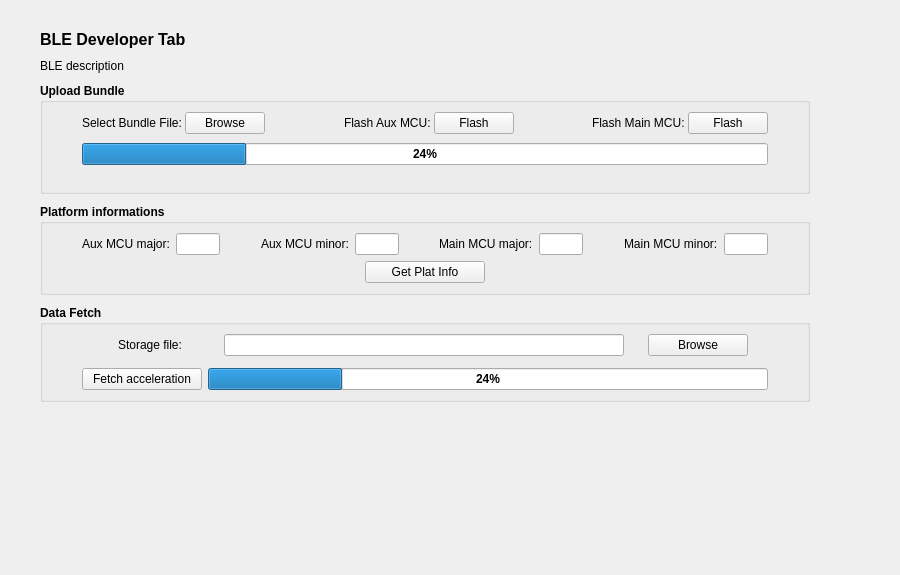
First picture: the form in src/BleDev.ui, repository mooltipass/moolticute, before the edit.
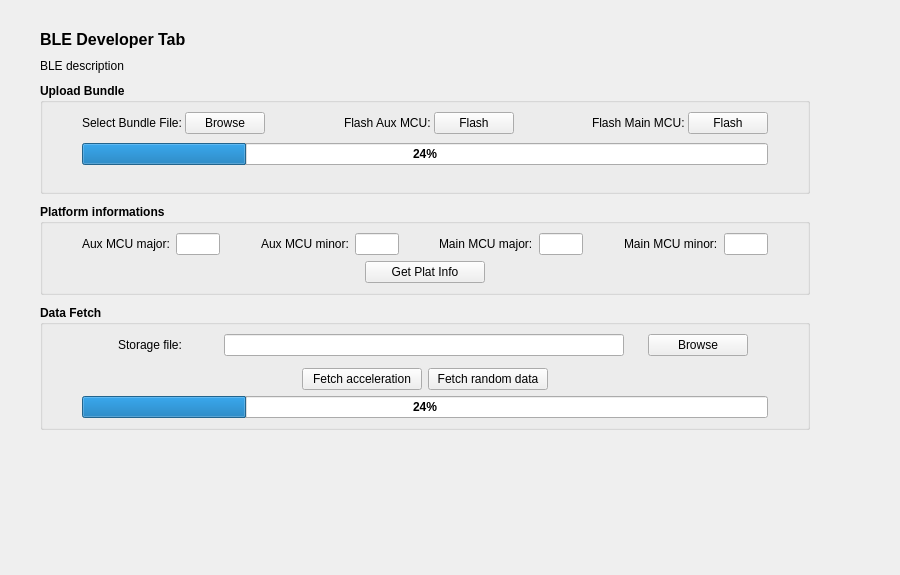
Second picture: the form after the edit.

Commit message: Implement fetch random data on GUI side

Diff of the .ui file:
```diff
--- a/src/BleDev.ui
+++ b/src/BleDev.ui
@@ -694,6 +694,19 @@
         <property name="rightMargin">
          <number>30</number>
         </property>
+        <item>
+         <spacer name="horizontalSpacer_5">
+          <property name="orientation">
+           <enum>Qt::Horizontal</enum>
+          </property>
+          <property name="sizeHint" stdset="0">
+           <size>
+            <width>40</width>
+            <height>20</height>
+           </size>
+          </property>
+         </spacer>
+        </item>
         <item>
          <widget class="QPushButton" name="btnFetchAccData">
           <property name="minimumSize">
@@ -719,6 +732,54 @@
           </property>
          </widget>
         </item>
+        <item>
+         <widget class="QPushButton" name="btnFetchRandomData">
+          <property name="minimumSize">
+           <size>
+            <width>120</width>
+            <height>0</height>
+           </size>
+          </property>
+          <property name="maximumSize">
+           <size>
+            <width>135</width>
+            <height>16777215</height>
+           </size>
+          </property>
+          <property name="font">
+           <font>
+            <weight>50</weight>
+            <bold>false</bold>
+           </font>
+          </property>
+          <property name="text">
+           <string>Fetch random data</string>
+          </property>
+         </widget>
+        </item>
+        <item>
+         <spacer name="horizontalSpacer_6">
+          <property name="orientation">
+           <enum>Qt::Horizontal</enum>
+          </property>
+          <property name="sizeHint" stdset="0">
+           <size>
+            <width>40</width>
+            <height>20</height>
+           </size>
+          </property>
+         </spacer>
+        </item>
+       </layout>
+      </item>
+      <item>
+       <layout class="QVBoxLayout" name="verticalLayout_4">
+        <property name="leftMargin">
+         <number>30</number>
+        </property>
+        <property name="rightMargin">
+         <number>30</number>
+        </property>
         <item>
          <widget class="QProgressBar" name="progressBarAccData">
           <property name="value">
```
The commit also changes 2 other files.
